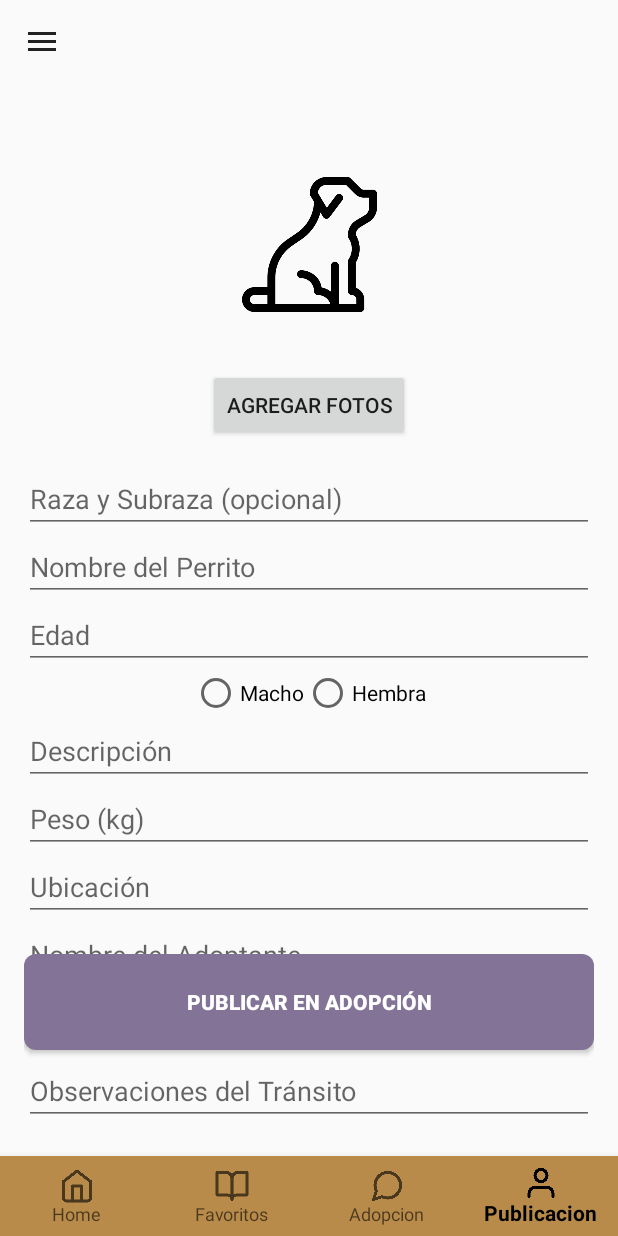
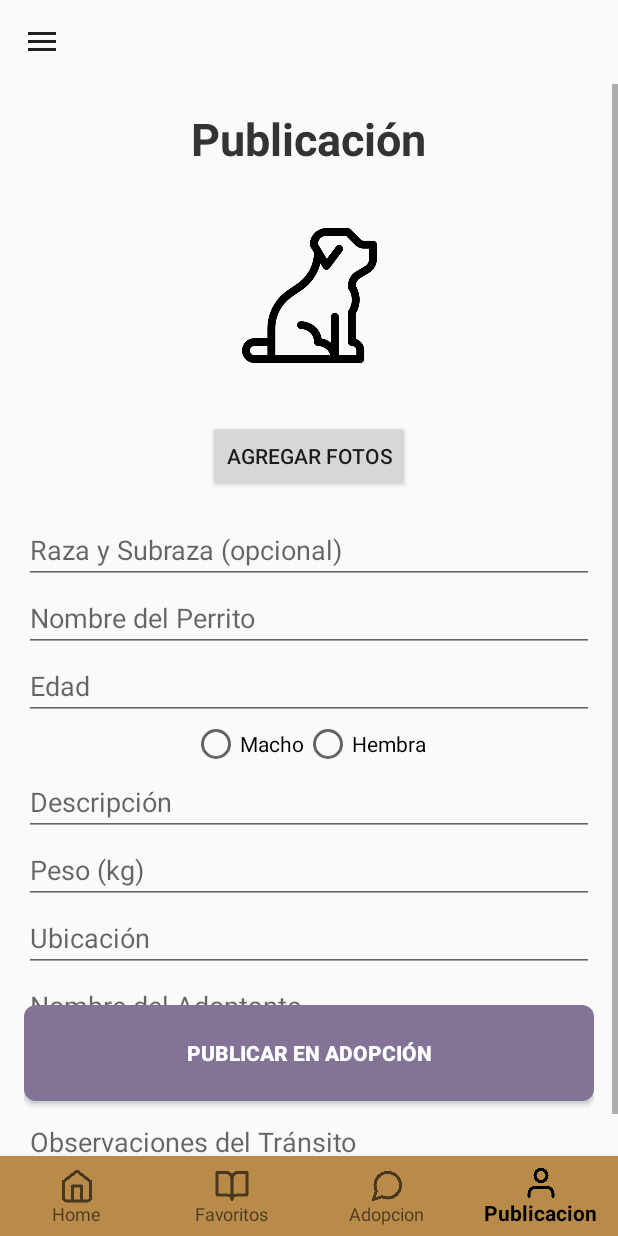
Before and after one commit to faqpauro/parcialTP3, an Android app: the Publicacion screen opened through its navigation route, on a phone screen of 412 x 824 dp. Run offline under Robolectric (Android 15) with nearby library versions, the phone set to English and light mode, and no system bars; our stand-ins replace navigation-ui.

Commit message:
mfm_add-title-view-post-dog

```diff
--- a/app/src/main/res/layout/fragment_publicacion.xml
+++ b/app/src/main/res/layout/fragment_publicacion.xml
@@ -7,6 +7,18 @@
     tools:context=".fragments.Publicacion">
 
     <!-- TODO: Update blank fragment layout -->
+
+
+    <TextView
+        android:id="@+id/textViewTitulo"
+        android:layout_width="wrap_content"
+        android:layout_height="wrap_content"
+        android:text="Publicación"
+        android:textSize="30sp"
+        android:textColor="#333333"
+        android:textStyle="bold"
+        android:layout_gravity="center_horizontal"
+        android:layout_marginTop="16dp"/>
 
     <ScrollView
         xmlns:android="http://schemas.android.com/apk/res/android"
@@ -31,7 +43,7 @@
                 android:src="@drawable/default_dog_image"
                 android:background="@drawable/circular_background"
                 android:padding="30dp"
-                android:layout_marginTop="16dp"
+                android:layout_marginTop="50dp"
                 app:layout_constraintTop_toTopOf="parent"
                 app:layout_constraintStart_toStartOf="parent"
                 app:layout_constraintEnd_toEndOf="parent" />
```
